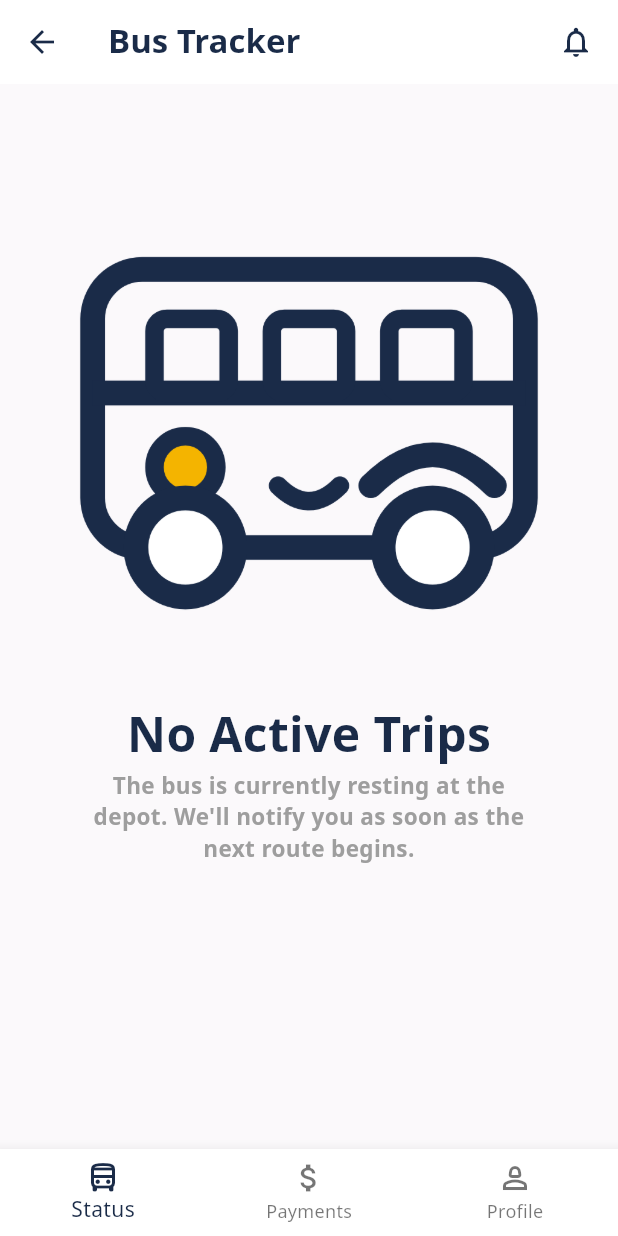
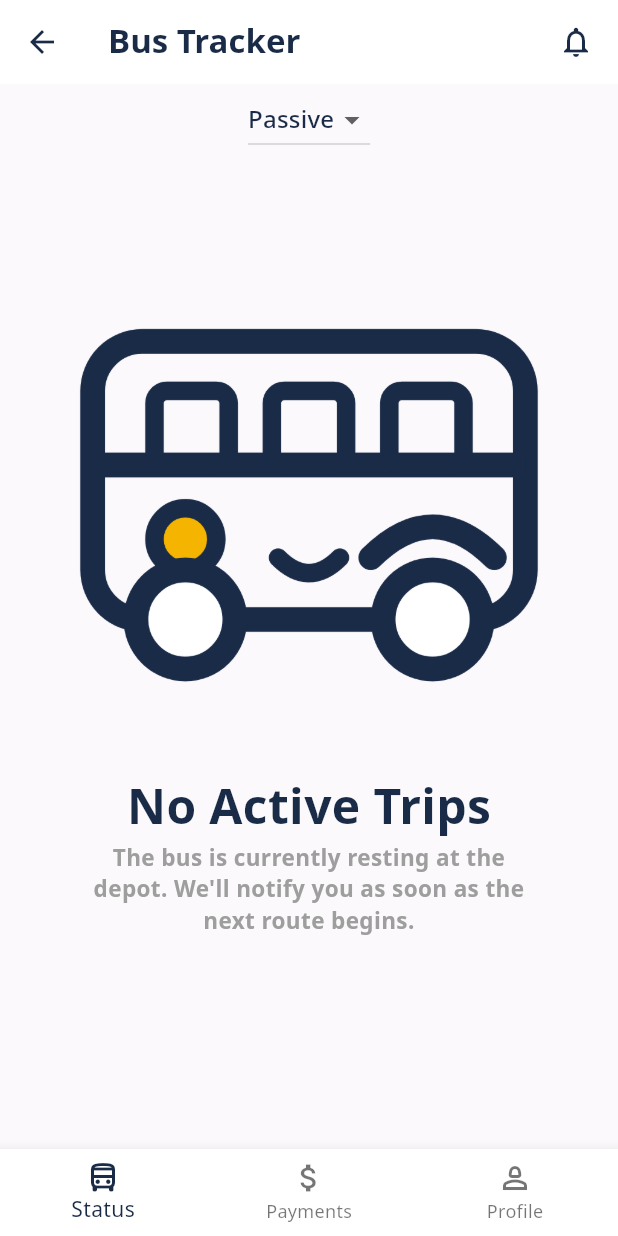
Before and after one commit to super-roomi/pasaty-flutter, a Flutter app: the PrMainShell screen opened directly with empty values, on a phone screen of 412 x 824 dp. Run offline on Flutter 3.47's test engine with Material 3 defaults, Android fonts, the phone set to English and light mode, and no system bars.

Commit message:
added a test switcher to view active and passive widget sets

```diff
--- a/lib/Pages/Parent Pages/pr_main_page.dart
+++ b/lib/Pages/Parent Pages/pr_main_page.dart
@@ -12,6 +12,8 @@ class PrMainPage extends StatefulWidget {
 }
 
 class _PrMainPageState extends State<PrMainPage> {
+  String _selectedMode = 'Passive';
+
   List<Widget> activeSession = [
     PrStatusActiveWidget(),
     PrBoardingWidget(),
@@ -22,6 +24,26 @@ class _PrMainPageState extends State<PrMainPage> {
 
   @override
   Widget build(BuildContext context) {
-    return ListView(children: inactiveSession);
+    return Column(
+      children: [
+        DropdownButton<String>(
+          value: _selectedMode,
+          items: const [
+            DropdownMenuItem(value: 'Passive', child: Text('Passive')),
+            DropdownMenuItem(value: 'Active', child: Text('Active')),
+          ],
+          onChanged: (String? newValue) {
+            if (newValue != null) {
+              setState(() => _selectedMode = newValue);
+            }
+          },
+        ),
+        Expanded(
+          child: _selectedMode == 'Passive'
+              ? ListView(children: inactiveSession)
+              : ListView(children: activeSession),
+        ),
+      ],
+    );
   }
 }
```
